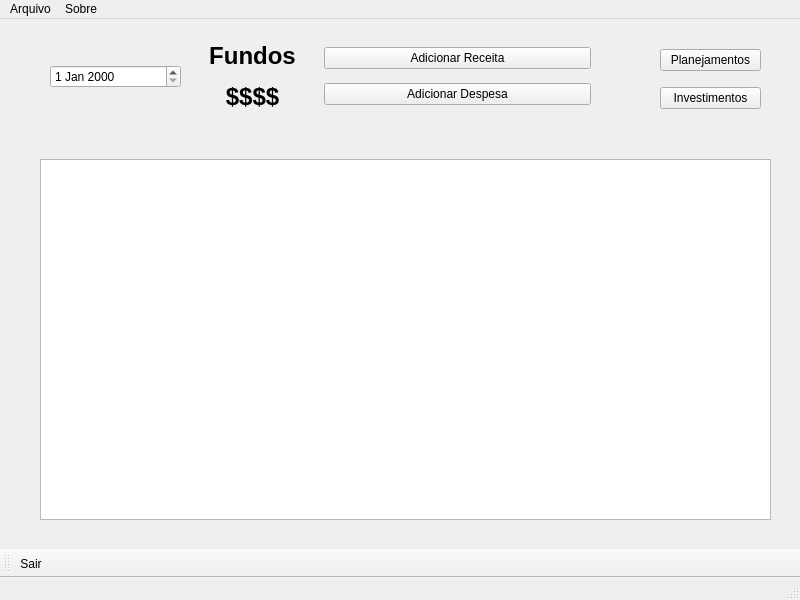
Before: the Qt Designer form mywallet.ui in MateusVergennes/myWallet, drawn with Qt 5.
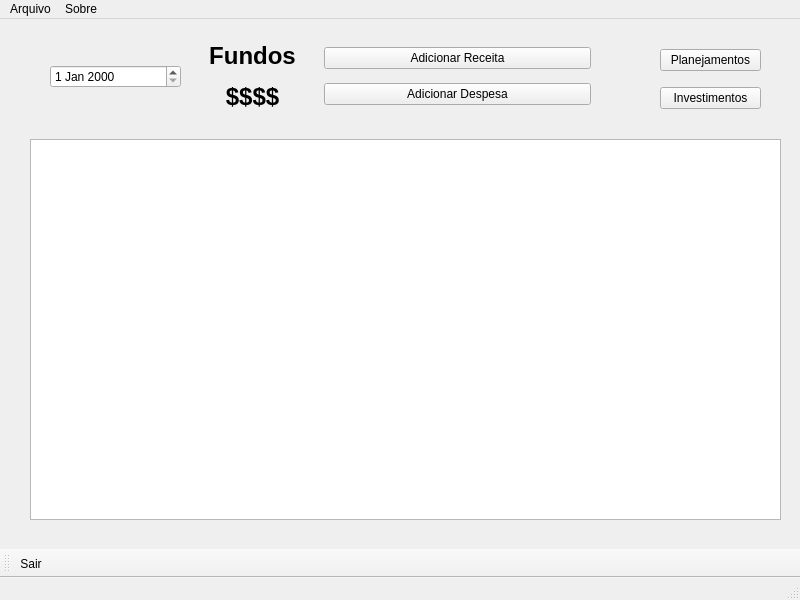
After: the same form once the commit is applied. Icons and pictures are not drawn.

```diff
--- a/mywallet.ui
+++ b/mywallet.ui
@@ -95,13 +95,13 @@
      </item>
     </layout>
    </widget>
-   <widget class="QListView" name="listView">
+   <widget class="QTableWidget" name="tableWidget">
     <property name="geometry">
      <rect>
-      <x>40</x>
-      <y>140</y>
-      <width>731</width>
-      <height>361</height>
+      <x>30</x>
+      <y>120</y>
+      <width>751</width>
+      <height>381</height>
      </rect>
     </property>
    </widget>
```
